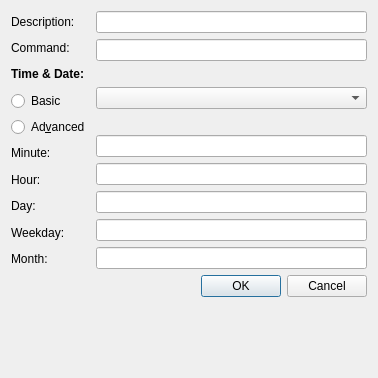
The window that src/taskdialog.ui (loimu/zeit) describes before a commit, drawn with Qt 5.
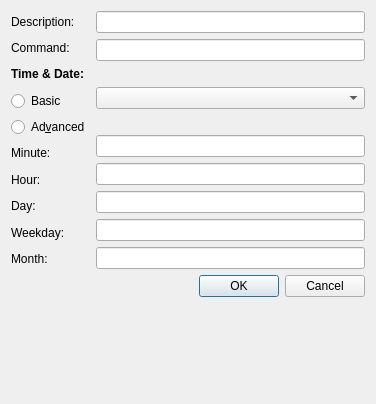
The same window after the commit.

Commit message: zeit: make all dialogs fixed-sized

```diff
--- a/src/taskdialog.ui
+++ b/src/taskdialog.ui
@@ -6,8 +6,8 @@
    <rect>
     <x>0</x>
     <y>0</y>
-    <width>378</width>
-    <height>378</height>
+    <width>376</width>
+    <height>404</height>
    </rect>
   </property>
   <property name="windowTitle">
@@ -94,6 +94,12 @@
       <layout class="QVBoxLayout" name="verticalLayout_2">
        <item>
         <widget class="QLineEdit" name="commentEdit">
+         <property name="minimumSize">
+          <size>
+           <width>250</width>
+           <height>0</height>
+          </size>
+         </property>
          <property name="clearButtonEnabled">
           <bool>true</bool>
          </property>
```
The commit also changes 6 other files.
